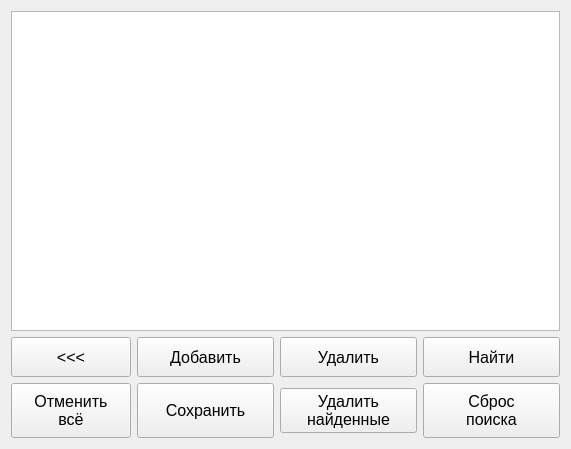
Old version of the form widgets/medicineswindow.ui in the repository bogtogus/Object_oriented_prog.
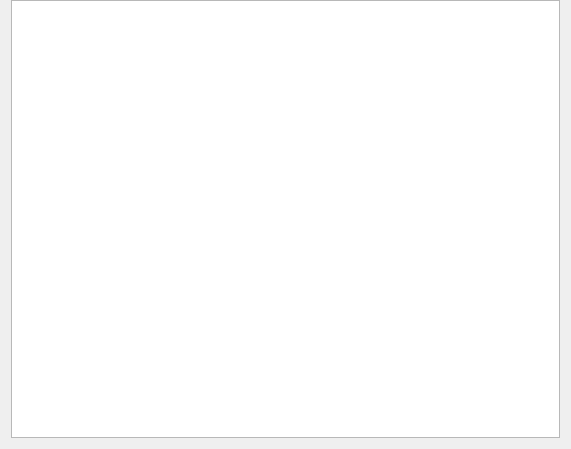
New version of the form.

Commit message:
redesign: switch from button interface to menu bars
Big operation buttons in the database interaction windows
were replaced with a menu bar and a tool bar,
that allow to have more operations in a more compact way.

Diff of the .ui file:
```diff
--- a/widgets/medicineswindow.ui
+++ b/widgets/medicineswindow.ui
@@ -31,6 +31,9 @@
    <string>Form</string>
   </property>
   <layout class="QVBoxLayout" name="verticalLayout">
+   <property name="topMargin">
+    <number>0</number>
+   </property>
    <item>
     <widget class="QTableView" name="table">
      <property name="minimumSize">
@@ -46,253 +49,6 @@
      </property>
     </widget>
    </item>
-   <item>
-    <layout class="QGridLayout" name="gridLayout">
-     <item row="0" column="0">
-      <widget class="QPushButton" name="back">
-       <property name="sizePolicy">
-        <sizepolicy hsizetype="Expanding" vsizetype="Fixed">
-         <horstretch>0</horstretch>
-         <verstretch>0</verstretch>
-        </sizepolicy>
-       </property>
-       <property name="minimumSize">
-        <size>
-         <width>50</width>
-         <height>40</height>
-        </size>
-       </property>
-       <property name="maximumSize">
-        <size>
-         <width>120</width>
-         <height>16777215</height>
-        </size>
-       </property>
-       <property name="font">
-        <font>
-         <pointsize>12</pointsize>
-        </font>
-       </property>
-       <property name="text">
-        <string>&lt;&lt;&lt;</string>
-       </property>
-      </widget>
-     </item>
-     <item row="2" column="2">
-      <widget class="QPushButton" name="delete_found">
-       <property name="sizePolicy">
-        <sizepolicy hsizetype="Expanding" vsizetype="Fixed">
-         <horstretch>0</horstretch>
-         <verstretch>0</verstretch>
-        </sizepolicy>
-       </property>
-       <property name="minimumSize">
-        <size>
-         <width>90</width>
-         <height>40</height>
-        </size>
-       </property>
-       <property name="maximumSize">
-        <size>
-         <width>16777215</width>
-         <height>16777215</height>
-        </size>
-       </property>
-       <property name="font">
-        <font>
-         <pointsize>12</pointsize>
-        </font>
-       </property>
-       <property name="text">
-        <string>Удалить
-найденные</string>
-       </property>
-      </widget>
-     </item>
-     <item row="0" column="2">
-      <widget class="QPushButton" name="delete_selected">
-       <property name="sizePolicy">
-        <sizepolicy hsizetype="Expanding" vsizetype="Fixed">
-         <horstretch>0</horstretch>
-         <verstretch>0</verstretch>
-        </sizepolicy>
-       </property>
-       <property name="minimumSize">
-        <size>
-         <width>90</width>
-         <height>40</height>
-        </size>
-       </property>
-       <property name="maximumSize">
-        <size>
-         <width>16777215</width>
-         <height>16777215</height>
-        </size>
-       </property>
-       <property name="font">
-        <font>
-         <pointsize>12</pointsize>
-        </font>
-       </property>
-       <property name="text">
-        <string>Удалить</string>
-       </property>
-      </widget>
-     </item>
-     <item row="0" column="3">
-      <widget class="QPushButton" name="find">
-       <property name="sizePolicy">
-        <sizepolicy hsizetype="Expanding" vsizetype="Fixed">
-         <horstretch>0</horstretch>
-         <verstretch>0</verstretch>
-        </sizepolicy>
-       </property>
-       <property name="minimumSize">
-        <size>
-         <width>90</width>
-         <height>40</height>
-        </size>
-       </property>
-       <property name="maximumSize">
-        <size>
-         <width>16777215</width>
-         <height>16777215</height>
-        </size>
-       </property>
-       <property name="font">
-        <font>
-         <pointsize>12</pointsize>
-        </font>
-       </property>
-       <property name="text">
-        <string>Найти</string>
-       </property>
-      </widget>
-     </item>
-     <item row="2" column="3">
-      <widget class="QPushButton" name="reset">
-       <property name="sizePolicy">
-        <sizepolicy hsizetype="Expanding" vsizetype="Fixed">
-         <horstretch>0</horstretch>
-         <verstretch>0</verstretch>
-        </sizepolicy>
-       </property>
-       <property name="minimumSize">
-        <size>
-         <width>90</width>
-         <height>55</height>
-        </size>
-       </property>
-       <property name="maximumSize">
-        <size>
-         <width>16777215</width>
-         <height>16777215</height>
-        </size>
-       </property>
-       <property name="font">
-        <font>
-         <pointsize>12</pointsize>
-        </font>
-       </property>
-       <property name="text">
-        <string>Сброс
-поиска</string>
-       </property>
-      </widget>
-     </item>
-     <item row="0" column="1">
-      <widget class="QPushButton" name="add">
-       <property name="sizePolicy">
-        <sizepolicy hsizetype="Expanding" vsizetype="Fixed">
-         <horstretch>0</horstretch>
-         <verstretch>0</verstretch>
-        </sizepolicy>
-       </property>
-       <property name="minimumSize">
-        <size>
-         <width>90</width>
-         <height>40</height>
-        </size>
-       </property>
-       <property name="maximumSize">
-        <size>
-         <width>16777215</width>
-         <height>16777215</height>
-        </size>
-       </property>
-       <property name="font">
-        <font>
-         <pointsize>12</pointsize>
-        </font>
-       </property>
-       <property name="text">
-        <string>Добавить</string>
-       </property>
-      </widget>
-     </item>
-     <item row="2" column="1">
-      <widget class="QPushButton" name="submit">
-       <property name="sizePolicy">
-        <sizepolicy hsizetype="Expanding" vsizetype="Fixed">
-         <horstretch>0</horstretch>
-         <verstretch>0</verstretch>
-        </sizepolicy>
-       </property>
-       <property name="minimumSize">
-        <size>
-         <width>90</width>
-         <height>55</height>
-        </size>
-       </property>
-       <property name="maximumSize">
-        <size>
-         <width>16777215</width>
-         <height>16777215</height>
-        </size>
-       </property>
-       <property name="font">
-        <font>
-         <pointsize>12</pointsize>
-        </font>
-       </property>
-       <property name="text">
-        <string>Сохранить</string>
-       </property>
-      </widget>
-     </item>
-     <item row="2" column="0">
-      <widget class="QPushButton" name="revert">
-       <property name="sizePolicy">
-        <sizepolicy hsizetype="Expanding" vsizetype="Fixed">
-         <horstretch>0</horstretch>
-         <verstretch>0</verstretch>
-        </sizepolicy>
-       </property>
-       <property name="minimumSize">
-        <size>
-         <width>50</width>
-         <height>55</height>
-        </size>
-       </property>
-       <property name="maximumSize">
-        <size>
-         <width>120</width>
-         <height>16777215</height>
-        </size>
-       </property>
-       <property name="font">
-        <font>
-         <pointsize>12</pointsize>
-        </font>
-       </property>
-       <property name="text">
-        <string>Отменить
-всё</string>
-       </property>
-      </widget>
-     </item>
-    </layout>
-   </item>
   </layout>
  </widget>
  <resources/>
```
The commit also changes 9 other files.
